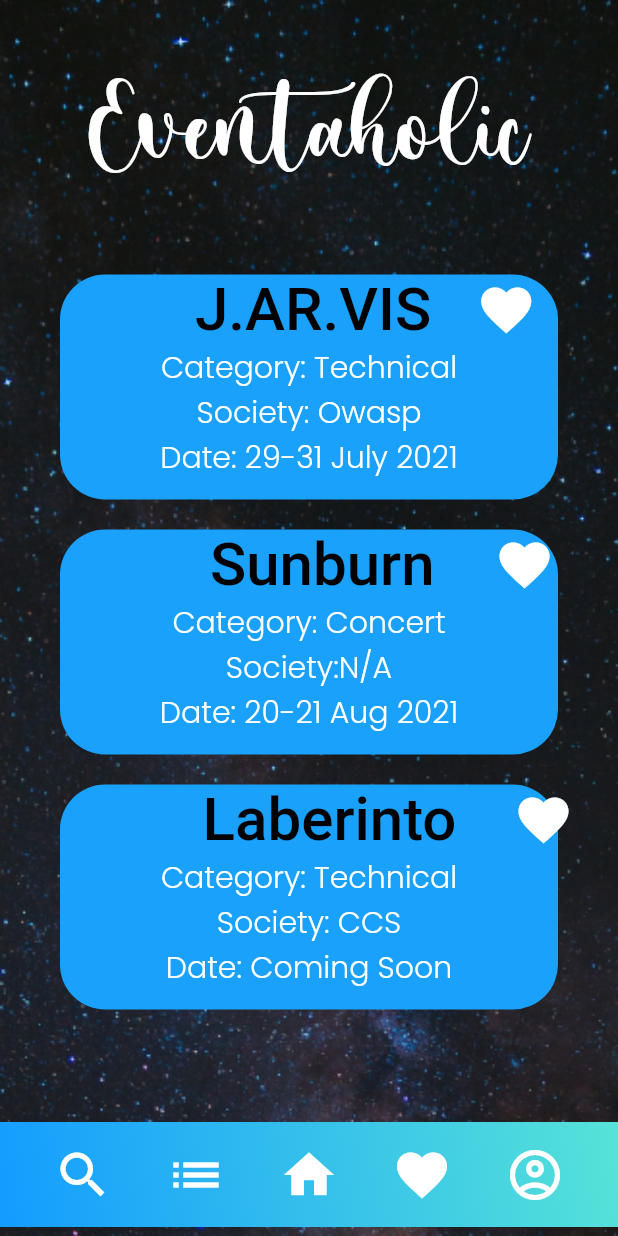
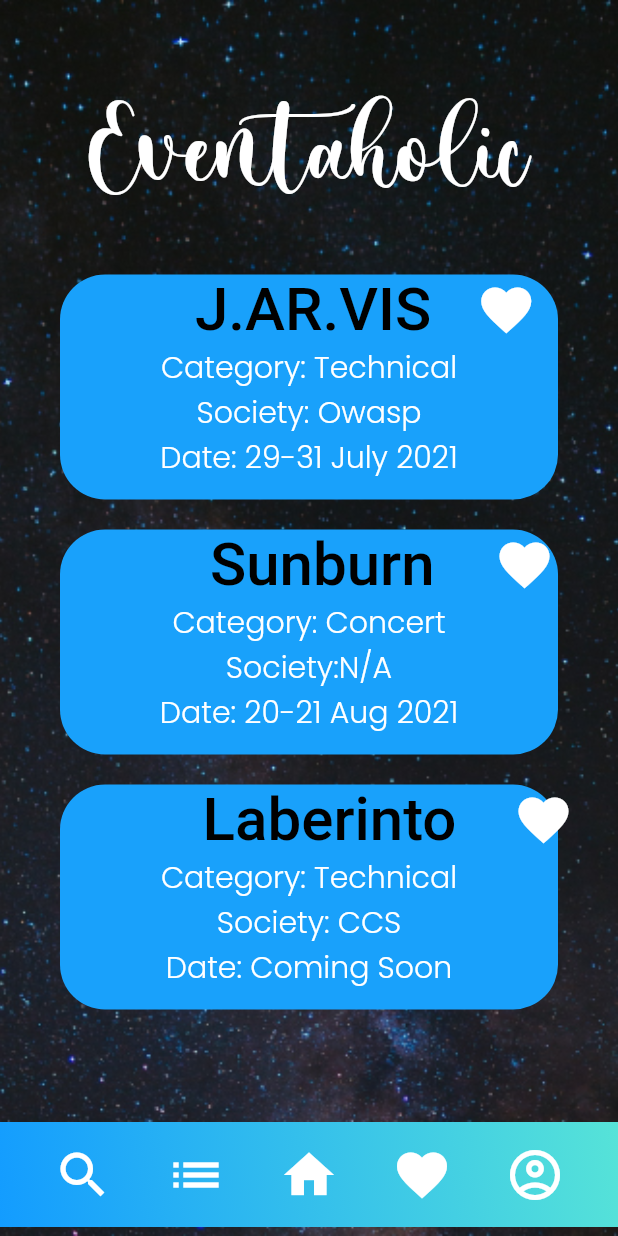
Before and after one commit to sailohitaksh-cryptic/elc-activity, a Flutter app: the HomeScreen screen opened by its route, on a phone screen of 412 x 824 dp. Run offline on Flutter 3.47's test engine with Material 2 defaults, Android fonts, the phone set to English and light mode, and no system bars; our stand-ins replace cloud_firestore, firebase_auth, firebase_core, flutter_linkify, google_fonts, modal_progress_hud and 2 more; accounts and stored records are empty; Roboto replaces fonts that are missing (Pattaya).

```diff
--- a/lib/homescreen.dart
+++ b/lib/homescreen.dart
@@ -23,7 +23,7 @@ class _HomeScreenState extends State<HomeScreen> {
           children:[
             Container(
               child: Padding(
-                padding: const EdgeInsets.only(top: 35.0),
+                padding: const EdgeInsets.only(top: 50.0),
                 child: Center(
                   child: Text(
                     'Eventaholic',
@@ -38,7 +38,7 @@ class _HomeScreenState extends State<HomeScreen> {
               ),
             ),
             SizedBox(
-              height:30.0,
+              height:15.0,
             ),
             Padding(
               padding: const EdgeInsets.symmetric(vertical: 10.0,horizontal:40.0),
```
